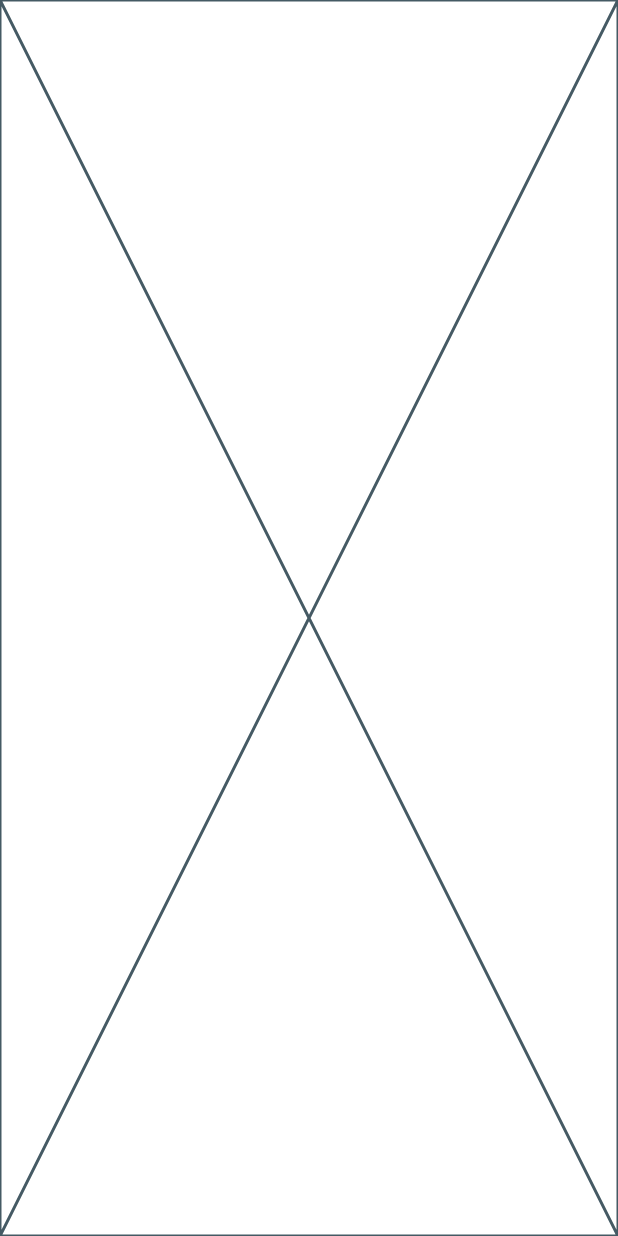
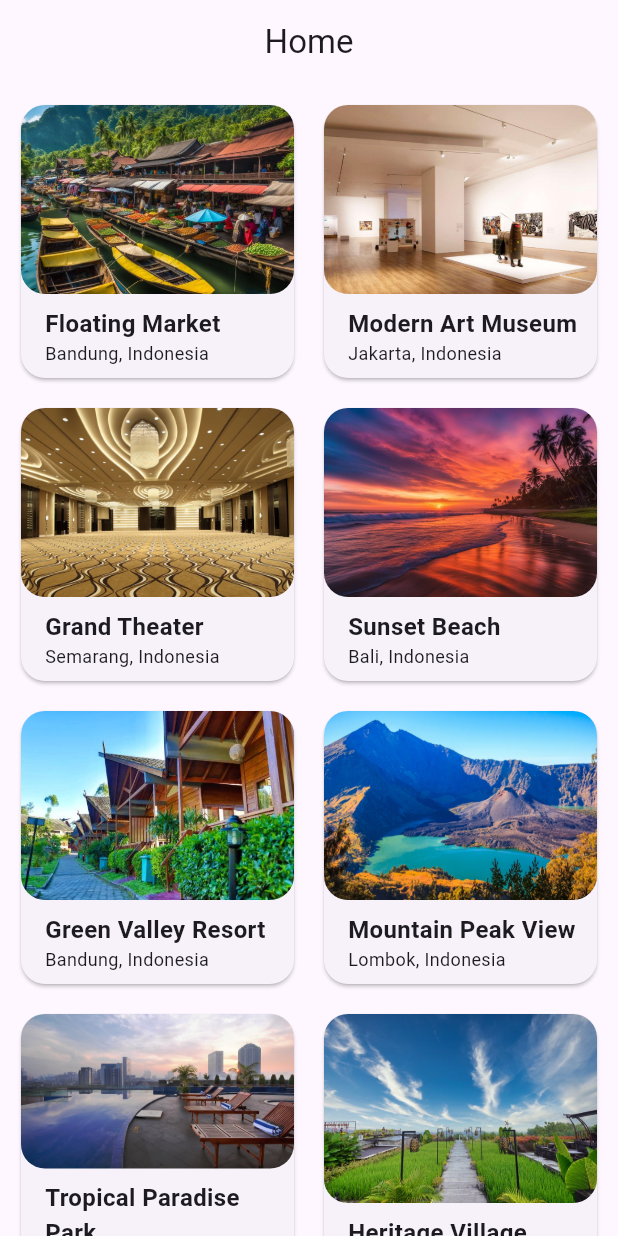
Before and after one commit to StefanieFanie/flutter_grid_view, a Flutter app: the screen it shows after launch, on a phone screen of 412 x 824 dp. Run offline on Flutter 3.47's test engine with Material 3 defaults, Android fonts, the phone set to English and light mode, and no system bars.

Commit message:
update home screen

```diff
--- a/lib/data/home_data.dart
+++ b/lib/data/home_data.dart
@@ -8,7 +8,7 @@ var homeList = [
         'The Floating Market in Bandung is a vibrant marketplace located on a serene lake, offering visitors a unique shopping and dining experience. Stalls on boats sell fresh produce, local snacks, and handcrafted goods. Visitors can also enjoy traditional dishes while taking in the beautiful surroundings. The market provides cultural performances and recreational activities, making it a lively destination for families and tourists alike.',
     built: '1995',
     type: 'Market',
-    imageAsset: 'assets/floating_market.jpg',
+    imageAsset: 'images/floating_market.jpg',
     imageUrls: [
       'https://images.pexels.com/photos/417184/pexels-photo-417184.jpeg',
       'https://images.pexels.com/photos/417185/pexels-photo-417185.jpeg',
@@ -23,7 +23,7 @@ var homeList = [
         'The Modern Art Museum in Jakarta is a haven for art lovers, featuring a diverse range of contemporary art exhibits from local and international artists. The museum’s sleek architecture and thoughtfully curated galleries make it a cultural hotspot. Visitors can enjoy interactive exhibits, attend workshops, and explore an art store with unique souvenirs. It’s a perfect destination for anyone looking to immerse themselves in the vibrant art scene of Jakarta.',
     built: '2000',
     type: 'Museum',
-    imageAsset: 'assets/modern_art.jpg',
+    imageAsset: 'images/modern_art.jpg',
     imageUrls: [
       'https://images.pexels.com/photos/417173/pexels-photo-417173.jpeg',
       'https://images.pexels.com/photos/417174/pexels-photo-417174.jpeg',
@@ -38,7 +38,7 @@ var homeList = [
         'The Grand Theater in Semarang is a prestigious venue that hosts world-class performances, including opera, ballet, and live concerts. Known for its elegant design and state-of-the-art facilities, the theater offers an immersive cultural experience for visitors. The venue also conducts workshops and art exhibitions, making it a cultural hub for the community. Its prime location and exceptional programming make it a must-visit for art enthusiasts.',
     built: '2008',
     type: 'Theater',
-    imageAsset: 'assets/grand_theater.jpg',
+    imageAsset: 'images/grand_theater.jpg',
     imageUrls: [
       'https://images.pexels.com/photos/456512/pexels-photo-456512.jpeg',
       'https://images.pexels.com/photos/456513/pexels-photo-456513.jpeg',
--- a/lib/screens/home_screen.dart
+++ b/lib/screens/home_screen.dart
@@ -1,4 +1,6 @@
 import 'package:flutter/material.dart';
+import 'package:flutter_grid_view/data/home_data.dart';
+import 'package:flutter_grid_view/models/home.dart';
 
 class HomeScreen extends StatefulWidget {
   const HomeScreen({super.key});
@@ -10,6 +12,74 @@ class HomeScreen extends StatefulWidget {
 class _HomeScreenState extends State<HomeScreen> {
   @override
   Widget build(BuildContext context) {
-    return const Placeholder();
+    return Scaffold(
+      appBar: AppBar(
+        title: const Text('Home'),
+        centerTitle: true,
+      ),
+      body: SafeArea(
+        child: SingleChildScrollView(
+          child: Column(
+            children: [
+              GridView.builder(
+                shrinkWrap: true,
+                physics: const NeverScrollableScrollPhysics(),
+                gridDelegate: const SliverGridDelegateWithFixedCrossAxisCount(
+                  crossAxisCount: 2,
+                  crossAxisSpacing: 8,
+                  mainAxisSpacing: 8
+                ),
+                padding: const EdgeInsets.all(8),
+                itemCount: homeList.length,
+                itemBuilder: (context, index) {
+                  Home varHome = homeList[index];
+                  return Card(
+                    shape: RoundedRectangleBorder(
+                      borderRadius: BorderRadius.circular(16)
+                    ),
+                    margin: const EdgeInsets.all(6),
+                    elevation: 1,
+                    child: Column(
+                      crossAxisAlignment: CrossAxisAlignment.stretch,
+                      children: [
+                        // Gambar Tempat
+                        Expanded(
+                          child: ClipRRect(
+                            borderRadius: BorderRadius.circular(16),
+                            child: Image.asset(
+                              varHome.imageAsset,
+                              fit: BoxFit.cover,
+                            ),
+                          )
+                        ),
+                        // Nama Tempat
+                        Padding(padding: const EdgeInsets.only(left: 16, top: 8),
+                          child: Text(
+                            varHome.name,
+                            style: const TextStyle(
+                              fontSize: 16,
+                              fontWeight: FontWeight.bold
+                            ),
+                          ),
+                        ),
+                        // Lokasi Tempat
+                        Padding(padding: const EdgeInsets.only(left: 16, bottom: 8),
+                          child: Text(
+                            varHome.location,
+                            style: const TextStyle(
+                              fontSize: 12
+                            ),
+                          ),
+                        ),
+                      ],
+                    ),
+                  );
+                },
+              )
+            ],
+          ),
+        )
+      )
+    );
   }
 }
```
